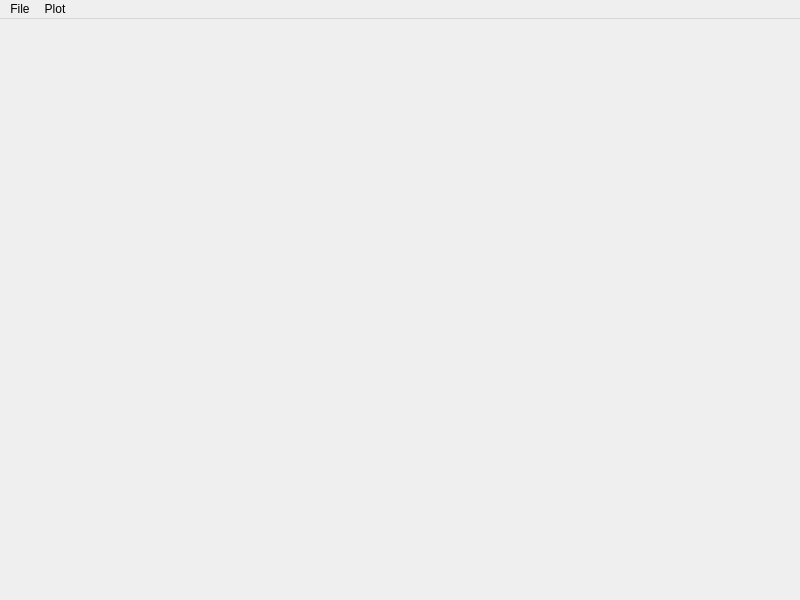
Above: mainwindow.ui from roggenbrot42/Radiolarite before the change. Below: the same form after it.
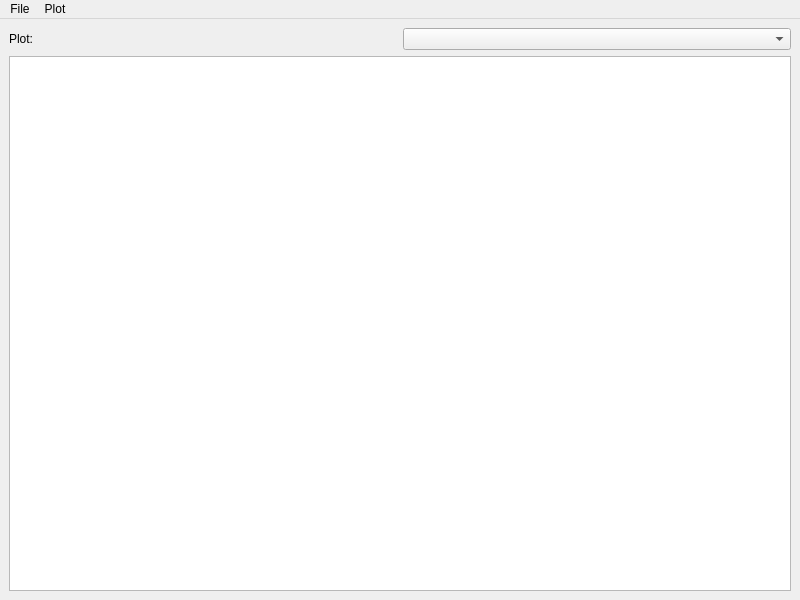
That is the form after the change.

What changed in the file:
```diff
--- a/mainwindow.ui
+++ b/mainwindow.ui
@@ -22,17 +22,41 @@
   <widget class="QWidget" name="centralwidget">
    <layout class="QGridLayout" name="gridLayout_2">
     <item row="0" column="0">
-     <layout class="QGridLayout" name="gridLayout" rowstretch="0,0">
-      <item row="0" column="0">
-       <layout class="QVBoxLayout" name="verticalLayout">
+     <layout class="QVBoxLayout" name="verticalLayout">
+      <item>
+       <layout class="QHBoxLayout" name="horizontalLayout">
+        <item>
+         <widget class="QLabel" name="plotSelectorLabel">
+          <property name="text">
+           <string>Plot:</string>
+          </property>
+         </widget>
+        </item>
+        <item>
+         <widget class="QComboBox" name="plotSelectorBox"/>
+        </item>
+       </layout>
+      </item>
+      <item>
+       <layout class="QHBoxLayout" name="horizontalLayout_2">
         <property name="spacing">
          <number>1</number>
         </property>
+        <item>
+         <widget class="QTreeView" name="treeView">
+          <property name="sizePolicy">
+           <sizepolicy hsizetype="MinimumExpanding" vsizetype="Expanding">
+            <horstretch>0</horstretch>
+            <verstretch>0</verstretch>
+           </sizepolicy>
+          </property>
+          <property name="selectionMode">
+           <enum>QAbstractItemView::ExtendedSelection</enum>
+          </property>
+         </widget>
+        </item>
        </layout>
       </item>
-      <item row="1" column="0">
-       <layout class="QHBoxLayout" name="horizontalLayout"/>
-      </item>
      </layout>
     </item>
    </layout>
```
